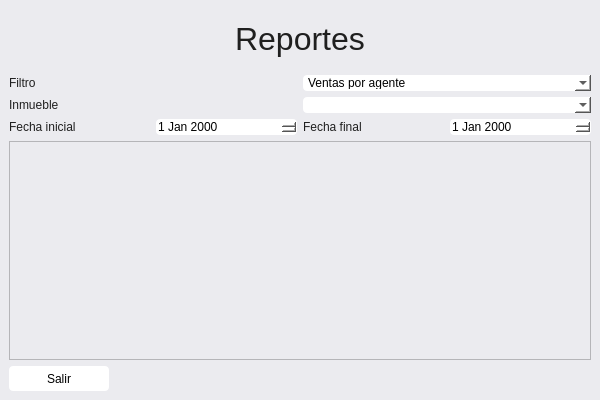
This is view/reportesView.ui in donjosh-ua/agencia_inmobiliaria as Qt 5 draws it before an edit. The edited form follows.
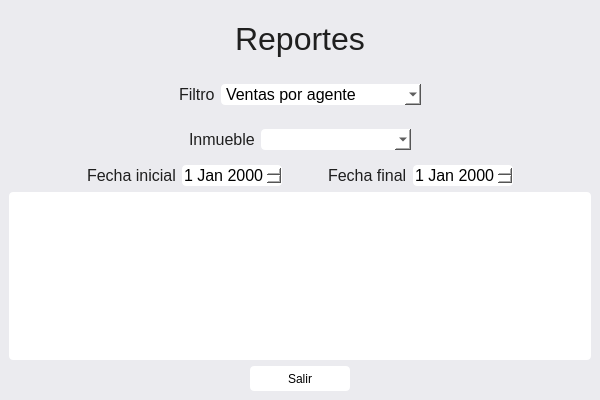
This is the edited form.

Patch:
```diff
--- a/view/reportesView.ui
+++ b/view/reportesView.ui
@@ -40,10 +40,16 @@
       </property>
      </widget>
     </item>
-    <item>
+    <item alignment="Qt::AlignHCenter">
+     <widget class="QWidget" name="" native="true">
      <layout class="QHBoxLayout" name="horizontalLayout">
       <item>
        <widget class="QLabel" name="label_2">
+         <property name="font">
+          <font>
+           <pointsize>12</pointsize>
+          </font>
+         </property>
         <property name="text">
          <string>Filtro</string>
         </property>
@@ -51,6 +57,17 @@
       </item>
       <item>
        <widget class="QComboBox" name="cbxTipoReporte">
+         <property name="maximumSize">
+          <size>
+           <width>200</width>
+           <height>16777215</height>
+          </size>
+         </property>
+         <property name="font">
+          <font>
+           <pointsize>12</pointsize>
+          </font>
+         </property>
         <property name="styleSheet">
          <string notr="true">QComboBox{
 	color: black;
@@ -87,41 +104,94 @@
        </widget>
       </item>
      </layout>
+     </widget>
     </item>
-    <item>
+    <item alignment="Qt::AlignHCenter">
+     <widget class="QWidget" name="" native="true">
      <layout class="QHBoxLayout" name="horizontalLayout_2">
       <item>
-       <widget class="QLabel" name="lbl_inmueble_elegido">
+        <widget class="QLabel" name="lblInmuebleElegido">
+         <property name="font">
+          <font>
+           <pointsize>12</pointsize>
+          </font>
+         </property>
         <property name="text">
          <string>Inmueble</string>
         </property>
        </widget>
       </item>
       <item>
-       <widget class="QComboBox" name="cbx_inmueble_elegido">
+        <widget class="QComboBox" name="cbxInmuebleElegido">
+         <property name="minimumSize">
+          <size>
+           <width>150</width>
+           <height>0</height>
+          </size>
+         </property>
+         <property name="font">
+          <font>
+           <pointsize>12</pointsize>
+          </font>
+         </property>
         <property name="styleSheet">
          <string notr="true">QComboBox{
 	color: black;
 	background-color: white;
 	border-radius: 4px;
-}
-</string>
+}</string>
         </property>
        </widget>
       </item>
      </layout>
+     </widget>
     </item>
     <item>
      <layout class="QHBoxLayout" name="horizontalLayout_3">
+      <item>
+       <spacer name="horizontalSpacer_2">
+        <property name="orientation">
+         <enum>Qt::Horizontal</enum>
+        </property>
+        <property name="sizeHint" stdset="0">
+         <size>
+          <width>40</width>
+          <height>20</height>
+         </size>
+        </property>
+       </spacer>
+      </item>
       <item>
        <widget class="QLabel" name="lbl_fecha_inicio">
+        <property name="font">
+         <font>
+          <pointsize>12</pointsize>
+         </font>
+        </property>
         <property name="text">
          <string>Fecha inicial</string>
         </property>
        </widget>
       </item>
       <item>
-       <widget class="QDateEdit" name="date_inicio">
+       <widget class="QDateEdit" name="dateInicio">
+        <property name="minimumSize">
+         <size>
+          <width>100</width>
+          <height>0</height>
+         </size>
+        </property>
+        <property name="maximumSize">
+         <size>
+          <width>100</width>
+          <height>16777215</height>
+         </size>
+        </property>
+        <property name="font">
+         <font>
+          <pointsize>12</pointsize>
+         </font>
+        </property>
         <property name="styleSheet">
          <string notr="true">QDateEdit{
 	color: black;
@@ -132,15 +202,53 @@
         </property>
        </widget>
       </item>
+      <item>
+       <spacer name="horizontalSpacer">
+        <property name="orientation">
+         <enum>Qt::Horizontal</enum>
+        </property>
+        <property name="sizeType">
+         <enum>QSizePolicy::Fixed</enum>
+        </property>
+        <property name="sizeHint" stdset="0">
+         <size>
+          <width>40</width>
+          <height>0</height>
+         </size>
+        </property>
+       </spacer>
+      </item>
       <item>
        <widget class="QLabel" name="lbl_fecha_fin">
+        <property name="font">
+         <font>
+          <pointsize>12</pointsize>
+         </font>
+        </property>
         <property name="text">
          <string>Fecha final</string>
         </property>
        </widget>
       </item>
       <item>
-       <widget class="QDateEdit" name="date_fin">
+       <widget class="QDateEdit" name="dateFin">
+        <property name="minimumSize">
+         <size>
+          <width>100</width>
+          <height>0</height>
+         </size>
+        </property>
+        <property name="maximumSize">
+         <size>
+          <width>100</width>
+          <height>16777215</height>
+         </size>
+        </property>
+        <property name="font">
+         <font>
+          <pointsize>12</pointsize>
+         </font>
+        </property>
         <property name="styleSheet">
          <string notr="true">QDateEdit{
 	color: black;
@@ -151,12 +259,38 @@
         </property>
        </widget>
       </item>
+      <item>
+       <spacer name="horizontalSpacer_3">
+        <property name="orientation">
+         <enum>Qt::Horizontal</enum>
+        </property>
+        <property name="sizeHint" stdset="0">
+         <size>
+          <width>40</width>
+          <height>20</height>
+         </size>
+        </property>
+       </spacer>
+      </item>
      </layout>
     </item>
     <item>
-     <widget class="QTableWidget" name="tblReportes"/>
+     <widget class="QTableWidget" name="tblReportes">
+      <property name="font">
+       <font>
+        <pointsize>12</pointsize>
+       </font>
+      </property>
+      <property name="styleSheet">
+       <string notr="true">QTableWidget{
+	color: black;
+	background-color: white;
+	border-radius: 4px;
+}</string>
+      </property>
+     </widget>
     </item>
-    <item>
+    <item alignment="Qt::AlignHCenter">
      <widget class="QPushButton" name="btnSalir">
       <property name="minimumSize">
        <size>
```
Lines whose indentation alone changed are shown as unchanged.
